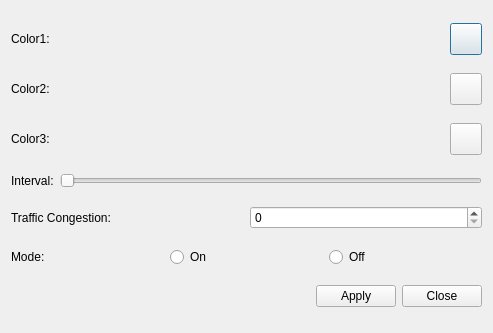
This is settingform.ui in VladosYetti/CourseWork-TrafficLights-KNT-119 as Qt 5 draws it before an edit. The edited form follows.
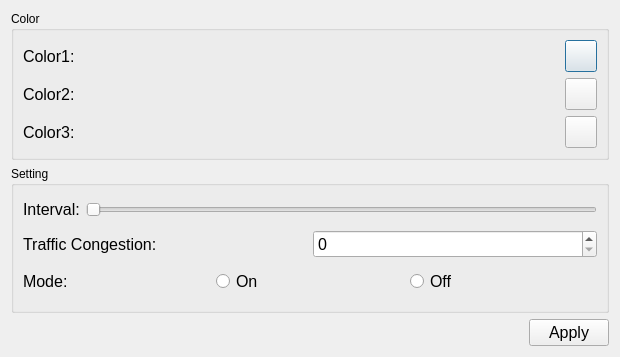
This is the edited form.

Diff of the .ui file:
```diff
--- a/settingform.ui
+++ b/settingform.ui
@@ -6,18 +6,29 @@
    <rect>
     <x>0</x>
     <y>0</y>
-    <width>493</width>
-    <height>333</height>
+    <width>620</width>
+    <height>357</height>
    </rect>
   </property>
   <property name="windowTitle">
    <string>Dialog</string>
   </property>
+  <layout class="QVBoxLayout" name="verticalLayout_3">
+   <item>
+    <widget class="QGroupBox" name="groupBox">
+     <property name="title">
+      <string>Color</string>
+     </property>
   <layout class="QVBoxLayout" name="verticalLayout">
    <item>
     <layout class="QHBoxLayout" name="horizontalLayout_6">
      <item>
       <widget class="QLabel" name="Color1">
+          <property name="font">
+           <font>
+            <pointsize>12</pointsize>
+           </font>
+          </property>
        <property name="text">
         <string>Color1:</string>
        </property>
@@ -48,6 +59,11 @@
     <layout class="QHBoxLayout" name="horizontalLayout_5">
      <item>
       <widget class="QLabel" name="Color2">
+          <property name="font">
+           <font>
+            <pointsize>12</pointsize>
+           </font>
+          </property>
        <property name="text">
         <string>Color2:</string>
        </property>
@@ -78,6 +94,11 @@
     <layout class="QHBoxLayout" name="horizontalLayout_4">
      <item>
       <widget class="QLabel" name="Color3">
+          <property name="font">
+           <font>
+            <pointsize>12</pointsize>
+           </font>
+          </property>
        <property name="text">
         <string>Color3:</string>
        </property>
@@ -104,10 +125,24 @@
      </item>
     </layout>
    </item>
+     </layout>
+    </widget>
+   </item>
+   <item>
+    <widget class="QGroupBox" name="groupBox_2">
+     <property name="title">
+      <string>Setting</string>
+     </property>
+     <layout class="QVBoxLayout" name="verticalLayout_2">
    <item>
     <layout class="QHBoxLayout" name="horizontalLayout_3">
      <item>
       <widget class="QLabel" name="interval">
+          <property name="font">
+           <font>
+            <pointsize>12</pointsize>
+           </font>
+          </property>
        <property name="text">
         <string>Interval:</string>
        </property>
@@ -126,13 +161,24 @@
     <layout class="QHBoxLayout" name="horizontalLayout_2">
      <item>
       <widget class="QLabel" name="Traffic">
+          <property name="font">
+           <font>
+            <pointsize>12</pointsize>
+           </font>
+          </property>
        <property name="text">
         <string>Traffic Congestion:</string>
        </property>
       </widget>
      </item>
      <item>
-      <widget class="QSpinBox" name="Traffic_spinBox"/>
+         <widget class="QSpinBox" name="Traffic_spinBox">
+          <property name="font">
+           <font>
+            <pointsize>12</pointsize>
+           </font>
+          </property>
+         </widget>
      </item>
     </layout>
    </item>
@@ -140,6 +186,11 @@
     <layout class="QHBoxLayout" name="horizontalLayout">
      <item>
       <widget class="QLabel" name="mode">
+          <property name="font">
+           <font>
+            <pointsize>12</pointsize>
+           </font>
+          </property>
        <property name="text">
         <string>Mode:</string>
        </property>
@@ -147,6 +198,11 @@
      </item>
      <item>
       <widget class="QRadioButton" name="on">
+          <property name="font">
+           <font>
+            <pointsize>12</pointsize>
+           </font>
+          </property>
        <property name="text">
         <string>On</string>
        </property>
@@ -154,6 +210,11 @@
      </item>
      <item>
       <widget class="QRadioButton" name="off">
+          <property name="font">
+           <font>
+            <pointsize>12</pointsize>
+           </font>
+          </property>
        <property name="text">
         <string>Off</string>
        </property>
@@ -161,6 +222,9 @@
      </item>
     </layout>
    </item>
+     </layout>
+    </widget>
+   </item>
    <item>
     <layout class="QHBoxLayout" name="horizontalLayout_7">
      <item>
@@ -178,18 +242,16 @@
      </item>
      <item>
       <widget class="QPushButton" name="Apply">
+       <property name="font">
+        <font>
+         <pointsize>12</pointsize>
+        </font>
+       </property>
        <property name="text">
         <string>Apply</string>
        </property>
       </widget>
      </item>
-     <item>
-      <widget class="QPushButton" name="Close">
-       <property name="text">
-        <string>Close</string>
-       </property>
-      </widget>
-     </item>
     </layout>
    </item>
   </layout>
```
Lines whose indentation alone changed are shown as unchanged.
